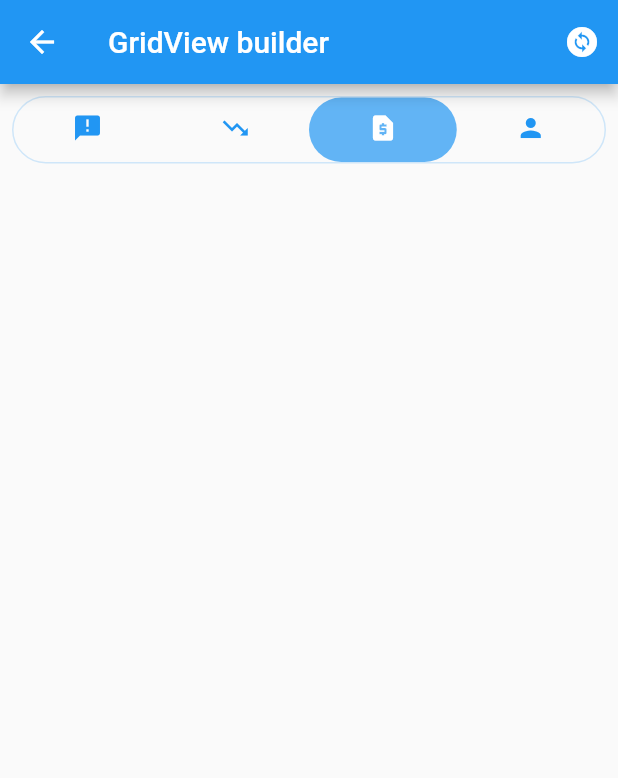
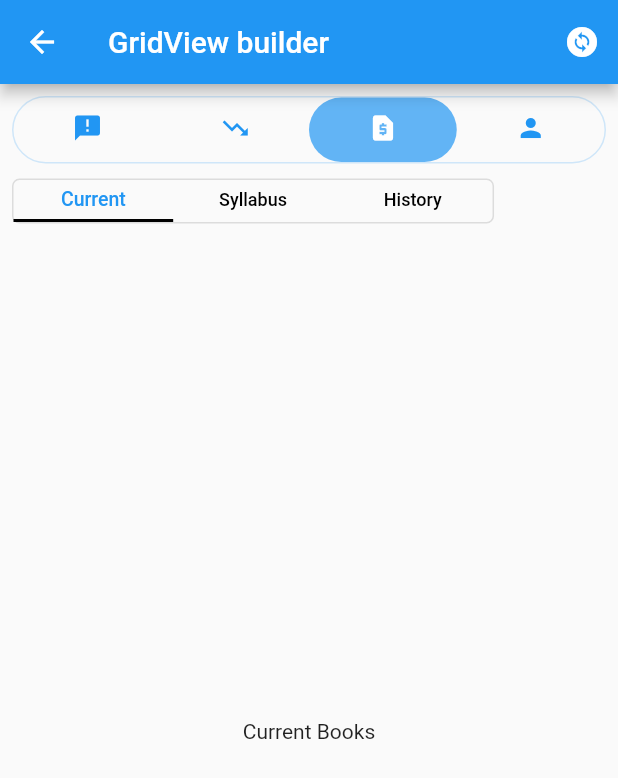
Before and after one commit to javedmughal-058/grid_view_builder_in_flutter, a Flutter app: the MyHomePage screen opened directly, tab 3 chosen, on a phone screen of 412 x 824 dp. Shown: the top 778 px of the screen. Run offline on Flutter 3.47's test engine with Material 2 defaults, Android fonts, the phone set to English and light mode, and no system bars; our stand-ins replace flutter_html, get, google_fonts, shared_preferences, simple_animations; accounts and stored records are empty.

Commit message:
Update customTabBar.dart

```diff
--- a/lib/widgets/customTabBar.dart
+++ b/lib/widgets/customTabBar.dart
@@ -3,16 +3,28 @@ import 'package:get/get.dart';
 import 'package:grid_view_builder_in_flutter/Controllers/Controller.dart';
 import 'package:grid_view_builder_in_flutter/widgets/CustomCurrencyWidget.dart';
 import 'package:grid_view_builder_in_flutter/widgets/CustomProfile.dart';
-class CustomTabBar extends StatelessWidget {
+class CustomTabBar extends StatefulWidget {
   const CustomTabBar({Key? key}) : super(key: key);
 
+  @override
+  State<CustomTabBar> createState() => _CustomTabBarState();
+
+
+}
+
+class _CustomTabBarState extends State<CustomTabBar> with SingleTickerProviderStateMixin{
+  late TabController tabController;
+  @override
+  void initState() {
+    // TODO: implement initState
+    super.initState();
+    tabController =TabController(length: 4, vsync: this);
+  }
   @override
   Widget build(BuildContext context) {
     final Controller _tabController = Get.find();
     final size = MediaQuery.of(context).size;
-    return DefaultTabController(
-        length: 4,
-        child: Padding(
+    return Padding(
       padding: const EdgeInsets.all(8.0),
       child: Column(
         children: [
@@ -24,6 +36,7 @@ class CustomTabBar extends StatelessWidget {
                 borderRadius: BorderRadius.circular(25.0)
             ),
             child: TabBar(
+              controller: tabController,
               indicator: BoxDecoration(
                   color: Theme.of(context).primaryColor.withOpacity(0.7),
                   borderRadius:  BorderRadius.circular(25.0)
@@ -52,11 +65,49 @@ class CustomTabBar extends StatelessWidget {
           ),
           Expanded(
               child: TabBarView(
+                controller: tabController,
                 children:  [
                   const Center(child: Text("Announcement"),),
                   CustomCurrencyWidget(size: size, userController: _tabController),
-                      Container(),
-                      // customTableView(),
+                  DefaultTabController(
+                    length: 3,
+                    child: Column(
+                      crossAxisAlignment: CrossAxisAlignment.start,
+                      children: [
+                        Container(
+                          margin: const EdgeInsets.fromLTRB(0, 10, 0, 5),
+                          width: size.width*0.78,
+                          height: 30,
+                          decoration: BoxDecoration(
+                            border: Border.all(color: Colors.black12,width: 1),
+                            borderRadius: BorderRadius.circular(5.0),
+                          ),
+                          child: TabBar(
+                            indicatorColor: Colors.black,
+                            labelColor: Theme.of(context).primaryColor,
+                            labelStyle: const TextStyle(fontSize: 13.0),
+                            unselectedLabelColor: Colors.black,
+                            unselectedLabelStyle: const TextStyle(fontSize: 12.0),
+                            tabs: const  [
+                              Tab(text: 'Current',),
+                              Tab(text: 'Syllabus',),
+                              Tab(text: 'History',),
+                            ],
+                          ),
+                        ),
+                        const SizedBox(height: 5.0,),
+                        const Expanded(
+                          child: TabBarView(
+                            children: [
+                              Center(child: Text('Current Books',)),
+                              Center(child: Text('Syllabus for 9 , 10 ')),
+                              Center(child: Text('History of records')),
+                            ],
+                          ),
+                        ),
+                      ],
+                    ),
+                  ),
                   const CustomProfile(),
                 ],
               )
@@ -64,7 +115,6 @@ class CustomTabBar extends StatelessWidget {
 
         ],
       ),
-        )
     );
   }
 }
```
Lines whose indentation alone changed are shown as unchanged.
